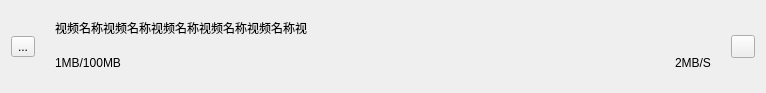
Above: resources/uis/downloading-item.ui from xroah/bilibili-downloader before the change. Below: the same form after it.
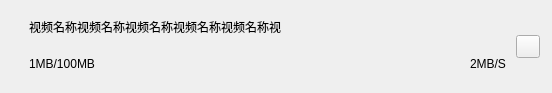
That is the form after the change.

Patch:
```diff
--- a/resources/uis/downloading-item.ui
+++ b/resources/uis/downloading-item.ui
@@ -2,11 +2,14 @@
 <ui version="4.0">
  <class>widget</class>
  <widget class="QWidget" name="widget">
+  <property name="enabled">
+   <bool>true</bool>
+  </property>
   <property name="geometry">
    <rect>
     <x>0</x>
     <y>0</y>
-    <width>766</width>
+    <width>552</width>
     <height>93</height>
    </rect>
   </property>
@@ -14,18 +17,33 @@
    <string>Form</string>
   </property>
   <layout class="QHBoxLayout" name="horizontalLayout_2">
+   <property name="spacing">
+    <number>0</number>
+   </property>
+   <property name="leftMargin">
+    <number>12</number>
+   </property>
+   <property name="topMargin">
+    <number>8</number>
+   </property>
+   <property name="rightMargin">
+    <number>12</number>
+   </property>
+   <property name="bottomMargin">
+    <number>8</number>
+   </property>
    <item>
     <layout class="QHBoxLayout" name="horizontalLayout">
      <property name="spacing">
-      <number>20</number>
+      <number>10</number>
      </property>
      <property name="bottomMargin">
       <number>0</number>
      </property>
      <item>
-      <widget class="QToolButton" name="icon">
+      <widget class="QLabel" name="icon">
        <property name="text">
-        <string>...</string>
+        <string/>
        </property>
        <property name="class" stdset="0">
         <string>icon</string>
```
